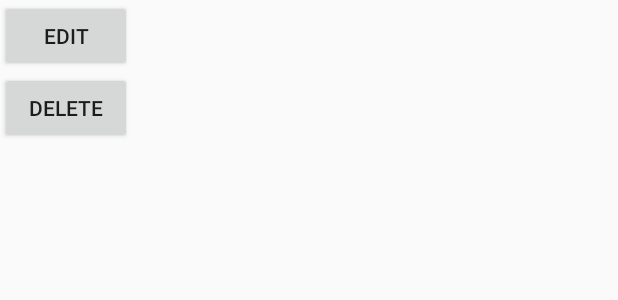
After one commit to shadercat/SimpleNotes_Android, an Android app: the layout dialog_note_context.xml on its own in the app's theme, with its tools: preview values and no code run, on a phone screen of 412 x 824 dp. The commit adds this screen. Shown: the top 300 px of the screen. Run offline under Robolectric (Android 15) with nearby library versions, the phone set to English and light mode, and no system bars.

Commit message:
Added context menu on long item click.

```diff
--- /dev/null
+++ b/app/src/main/res/layout/dialog_note_context.xml
@@ -0,0 +1,18 @@
+<?xml version="1.0" encoding="utf-8"?>
+<LinearLayout xmlns:android="http://schemas.android.com/apk/res/android"
+    android:layout_width="wrap_content"
+    android:layout_height="wrap_content"
+    android:orientation="vertical">
+
+    <Button
+        android:id="@+id/dialog_context_edit_btn"
+        android:layout_width="match_parent"
+        android:layout_height="wrap_content"
+        android:text="@string/edit" />
+
+    <Button
+        android:id="@+id/dialog_context_delete_btn"
+        android:layout_width="match_parent"
+        android:layout_height="wrap_content"
+        android:text="@string/delete" />
+</LinearLayout>
--- a/app/src/main/res/values/strings.xml
+++ b/app/src/main/res/values/strings.xml
@@ -9,4 +9,7 @@
     <string name="sample">sample</string>
     <string name="sample_date">00/00/0000 00:00</string>
     <string name="priority_icon">Priority icon</string>
+    <string name="edit">Edit</string>
+    <string name="delete">Delete</string>
+    <string name="cancel">Cancel</string>
 </resources>
```
Also changed, not shown: app/src/main/java/suan/chan/pzpi_17_8/MainActivity.java (+39 -1 lines).
